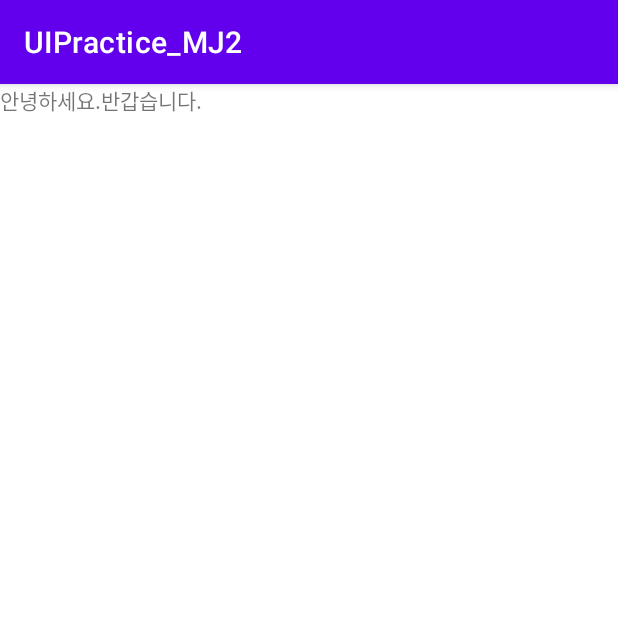
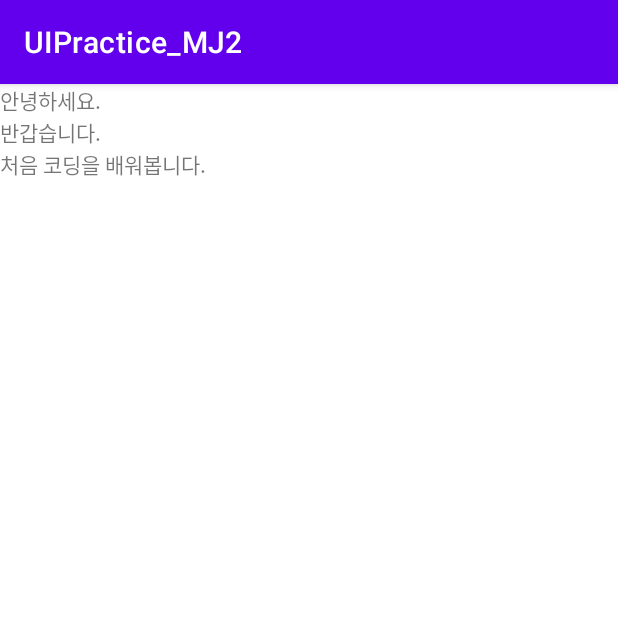
Before and after one commit to MJSdevelop/UIPractice_MJ2, an Android app: the screen it shows after launch (MainActivity), on a phone screen of 412 x 824 dp, the top half of it. Run offline under Robolectric (Android 15) with nearby library versions, the phone set to English and light mode, and no system bars.

Commit message:
orientation 속성으로 세로배치 변경해봄

```diff
--- a/app/src/main/res/layout/activity_main.xml
+++ b/app/src/main/res/layout/activity_main.xml
@@ -8,7 +8,8 @@
 
     <LinearLayout
         android:layout_width="match_parent"
-        android:layout_height="match_parent">
+        android:layout_height="match_parent"
+        android:orientation="vertical">
 
         <TextView
             android:layout_width="wrap_content"
@@ -20,6 +21,11 @@
             android:layout_height="wrap_content"
             android:text="반갑습니다."/>
 
+        <TextView
+            android:layout_width="wrap_content"
+            android:layout_height="wrap_content"
+            android:text="처음 코딩을 배워봅니다."/>
+
     </LinearLayout>
 
 
```
